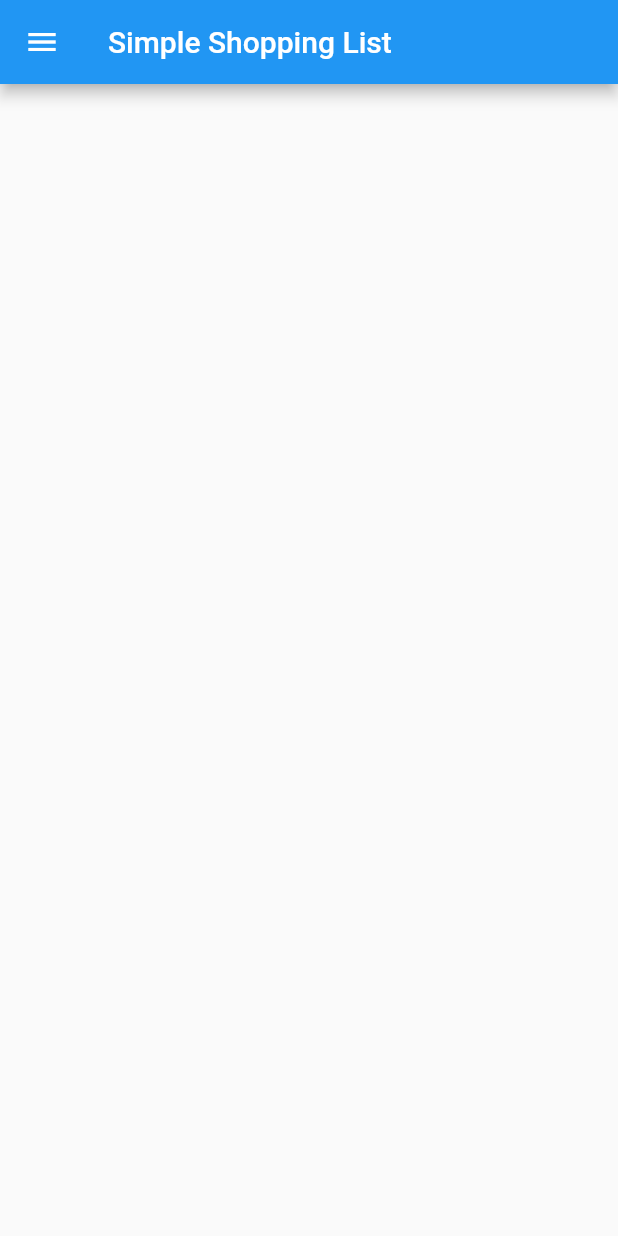
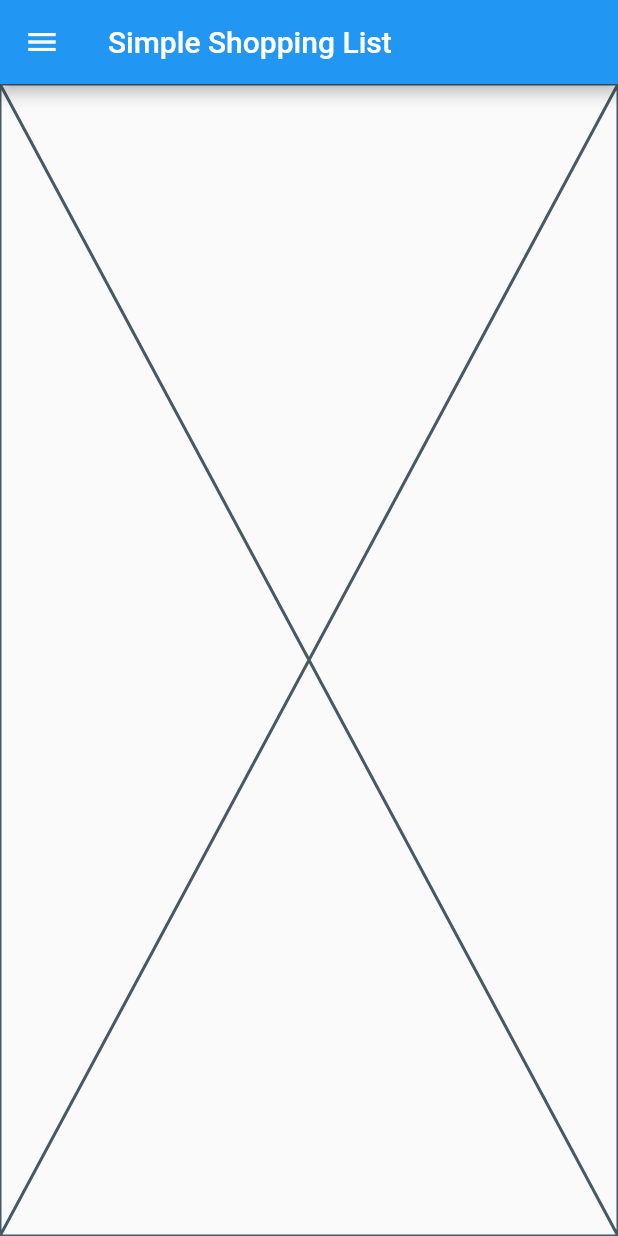
Before and after one commit to MuKhAlm/simple_shopping_list, a Flutter app: the screen it shows after launch, in the side drawer, after a tap on "About", on a phone screen of 412 x 824 dp. Run offline on Flutter 3.47's test engine with Material 2 defaults, Android fonts, the phone set to English and light mode, and no system bars.

Commit message:
Dev: Implement Source Code link in navi Drawer
Effects:
    - Add url_launcher package.

Other changes:
    - Replace Container with Placeholder for Screens (About Screen) that
    are yet to be implemented.

```diff
--- a/lib/screens/about_screen.dart
+++ b/lib/screens/about_screen.dart
@@ -6,8 +6,8 @@ class AboutScreen extends StatelessWidget {
 
   @override
   Widget build(BuildContext context) {
-    return CustomMaterialApp(
-      body: Container(),
+    return const CustomMaterialApp(
+      body: Placeholder(),
     );
   }
 }
--- a/lib/widgets/navigation_drawer.dart
+++ b/lib/widgets/navigation_drawer.dart
@@ -2,6 +2,7 @@ import 'dart:math';
 
 import 'package:flutter/material.dart';
 import 'package:simple_shopping_list/screens/about_screen.dart';
+import 'package:url_launcher/url_launcher.dart';
 
 class NavigationDrawer extends StatelessWidget {
   const NavigationDrawer({super.key});
@@ -36,10 +37,10 @@ class NavigationDrawer extends StatelessWidget {
                 );
               },
             ),
-            ListTile(
-              leading: const Icon(Icons.code),
-              title: const Text('Source Code'),
-              onTap: () {},
+            const ListTile(
+              leading: Icon(Icons.code),
+              title: Text('Source Code'),
+              onTap: _launchSouceCodeUrl,
             ),
           ],
         ),
@@ -47,3 +48,11 @@ class NavigationDrawer extends StatelessWidget {
     );
   }
 }
+
+void _launchSouceCodeUrl() async {
+  const url = 'https://github.com/MuKhAlt/simple_shopping_list.git';
+  await launchUrl(
+    Uri.parse(url),
+    mode: LaunchMode.externalApplication,
+  );
+}
--- a/pubspec.yaml
+++ b/pubspec.yaml
@@ -36,6 +36,7 @@ dependencies:
   # The following adds the Cupertino Icons font to your application.
   # Use with the CupertinoIcons class for iOS style icons.
   cupertino_icons: ^1.0.2
+  url_launcher: ^6.1.7
 
 dev_dependencies:
   flutter_test:
```
Also changed, not shown: pubspec.lock, 6 other files.
